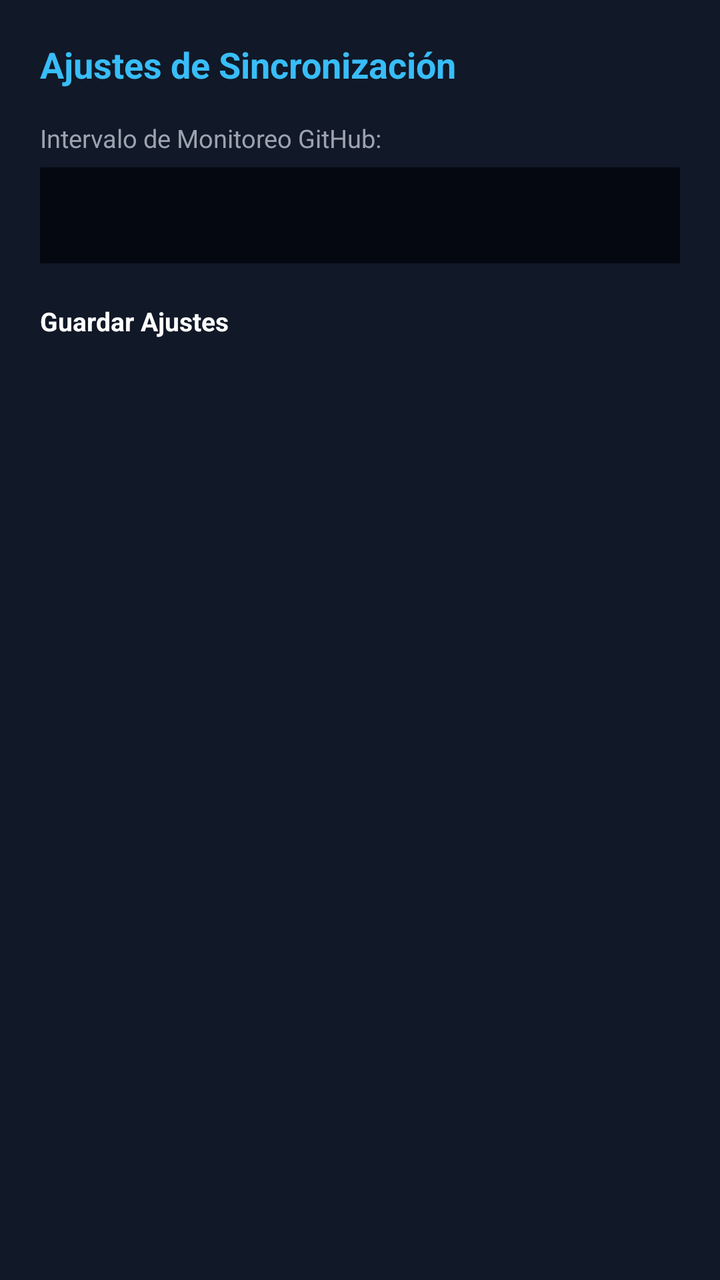
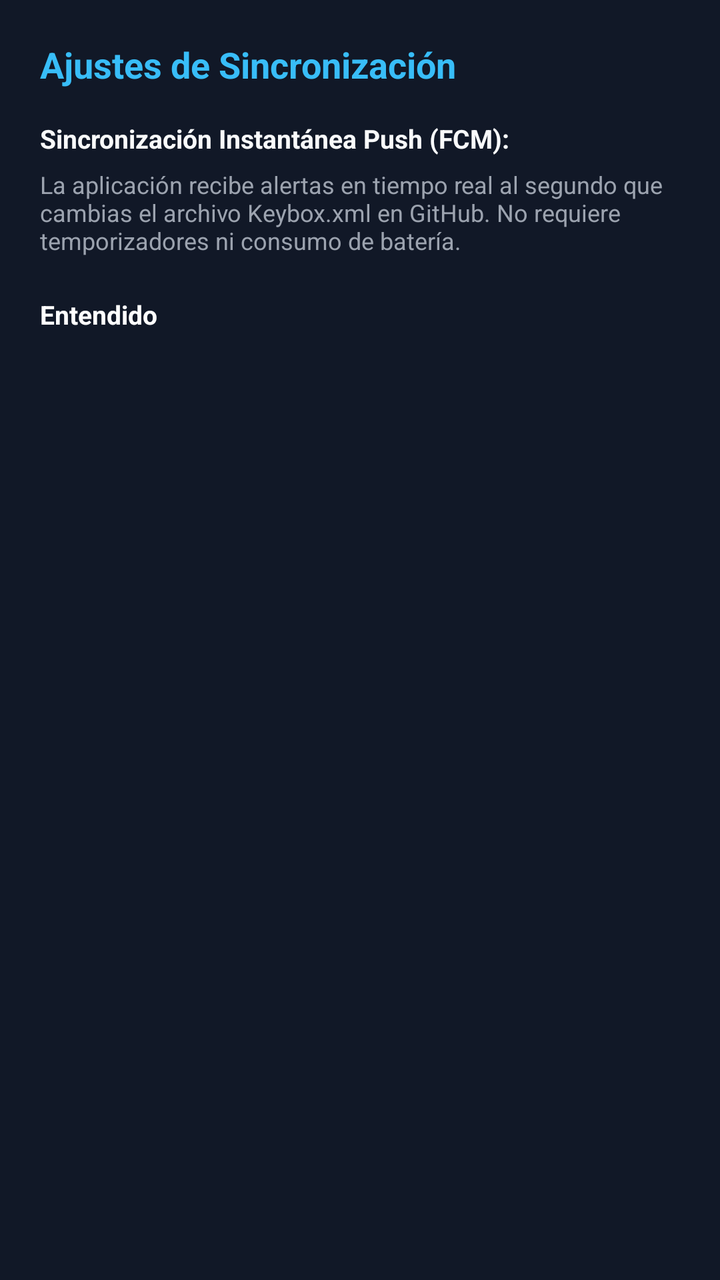

An Android layout rendered at two revisions. The XML below is the earlier revision; the diff shows what the commit changed to produce the second picture.
<!-- AndroidManifest.xml: application theme android:Theme.Material.NoActionBar -->
<!-- res/layout/dialog_settings.xml -->
<?xml version="1.0" encoding="utf-8"?>
<LinearLayout xmlns:android="http://schemas.android.com/apk/res/android"
    android:layout_width="match_parent"
    android:layout_height="wrap_content"
    android:orientation="vertical"
    android:padding="20dp"
    android:background="@color/card_bg">

    <TextView
        android:layout_width="match_parent"
        android:layout_height="wrap_content"
        android:text="Ajustes de Sincronización"
        android:textSize="18sp"
        android:textStyle="bold"
        android:textColor="@color/accent_sky"
        android:layout_marginBottom="16dp" />

    <TextView
        android:layout_width="match_parent"
        android:layout_height="wrap_content"
        android:text="Intervalo de Monitoreo GitHub:"
        android:textColor="@color/text_sub"
        android:textSize="12.5sp"
        android:layout_marginBottom="6dp" />

    <Spinner
        android:id="@+id/spinnerInterval"
        android:layout_width="match_parent"
        android:layout_height="48dp"
        android:background="#050811"
        android:paddingLeft="10dp"
        android:paddingRight="10dp"
        android:layout_marginBottom="20dp" />

    <Button
        android:id="@+id/btnSaveSettings"
        android:layout_width="match_parent"
        android:layout_height="48dp"
        android:text="Guardar Ajustes"
        android:textSize="13sp"
        android:textStyle="bold"
        android:textColor="#FFFFFF"
        android:backgroundTint="@color/accent_blue" />

</LinearLayout>
<!-- resources referenced by this layout -->
<resources>
  <color name="accent_blue">#0284C7</color>
  <color name="accent_sky">#38BDF8</color>
  <color name="card_bg">#111827</color>
  <color name="text_sub">#9CA3AF</color>
</resources>

<!-- the commit's change to res/layout/dialog_settings.xml (unified diff, before → after) -->
@@ -18,25 +18,25 @@
     <TextView
         android:layout_width="match_parent"
         android:layout_height="wrap_content"
-        android:text="Intervalo de Monitoreo GitHub:"
-        android:textColor="@color/text_sub"
-        android:textSize="12.5sp"
+        android:text="Sincronización Instantánea Push (FCM):"
+        android:textColor="#F9FAFB"
+        android:textSize="13sp"
+        android:textStyle="bold"
         android:layout_marginBottom="6dp" />
 
-    <Spinner
-        android:id="@+id/spinnerInterval"
+    <TextView
         android:layout_width="match_parent"
-        android:layout_height="48dp"
-        android:background="#050811"
-        android:paddingLeft="10dp"
-        android:paddingRight="10dp"
+        android:layout_height="wrap_content"
+        android:text="La aplicación recibe alertas en tiempo real al segundo que cambias el archivo Keybox.xml en GitHub. No requiere temporizadores ni consumo de batería."
+        android:textColor="@color/text_sub"
+        android:textSize="12sp"
         android:layout_marginBottom="20dp" />
 
     <Button
         android:id="@+id/btnSaveSettings"
         android:layout_width="match_parent"
         android:layout_height="48dp"
-        android:text="Guardar Ajustes"
+        android:text="Entendido"
         android:textSize="13sp"
         android:textStyle="bold"
         android:textColor="#FFFFFF"
